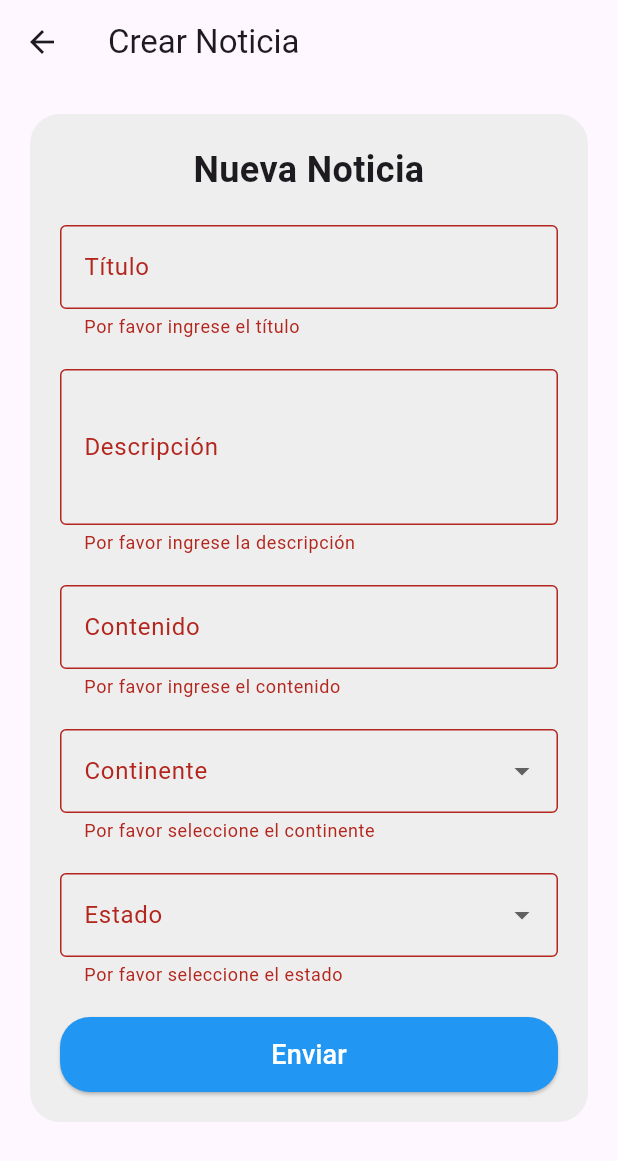
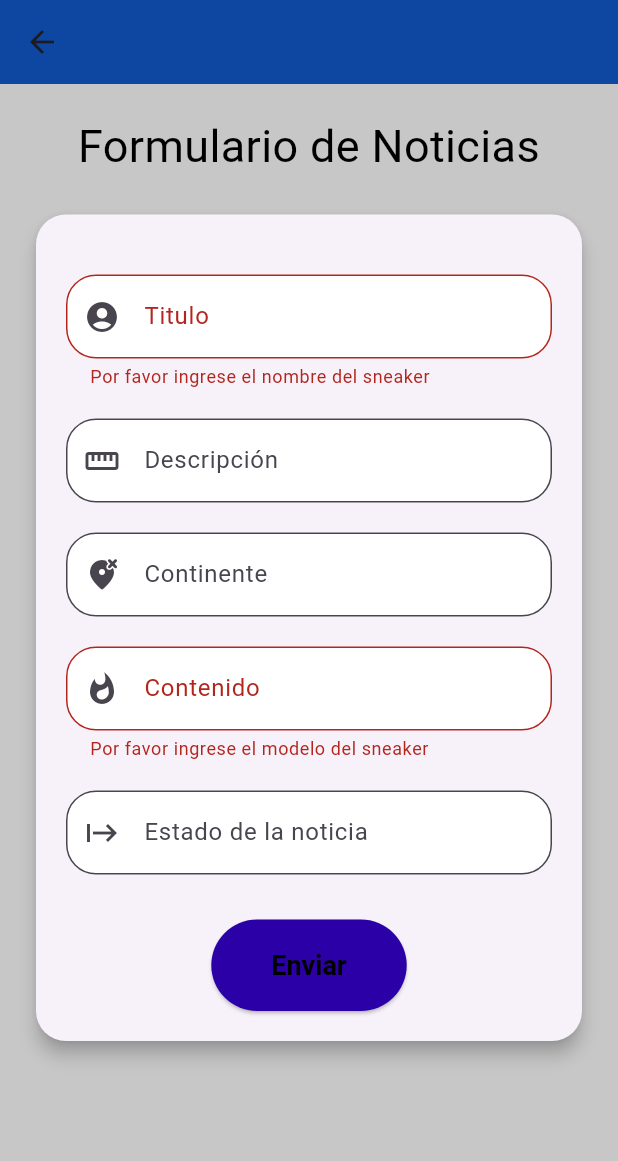
Before and after one commit to jjnr0203/futneet, a Flutter app: the CreateNewsScreen screen opened by its route, after a tap on "Enviar", on a phone screen of 412 x 824 dp. Shown: the top 1161 px of the screen. Run offline on Flutter 3.47's test engine with Material 3 defaults, Android fonts, the light colour scheme and no system bars; our stand-ins replace cloud_firestore, firebase_core; accounts and stored records are empty; Roboto replaces fonts that are missing (PoetsenOne-Regular).

Commit message:
Nuevas implementaciones

```diff
--- a/lib/add_news_page.dart
+++ b/lib/add_news_page.dart
@@ -1,197 +1,126 @@
+// ignore_for_file: avoid_print, duplicate_ignore, use_build_context_synchronously, sort_child_properties_last, unused_element
+
+import 'package:app1/firebase_service.dart';
 import 'package:flutter/material.dart';
 
-void main() {
-  runApp(MyApp());
-}
+class CreateNewsScreen extends StatefulWidget {
+  const CreateNewsScreen({super.key});
 
-class MyApp extends StatelessWidget {
   @override
-  Widget build(BuildContext context) {
-    return MaterialApp(
-      title: 'Crear Noticia',
-      theme: ThemeData(
-        primarySwatch: Colors.blue,
-      ),
-      home: CreateNewsScreen(),
-    );
-  }
-}
-
-class CreateNewsScreen extends StatefulWidget {
-  @override
-  _CreateNewsScreenState createState() => _CreateNewsScreenState();
+  State<CreateNewsScreen> createState() => _CreateNewsScreenState();
 }
 
 class _CreateNewsScreenState extends State<CreateNewsScreen> {
-  final List<String> continents = ['Asia', 'Europa', 'América'];
-  final List<String> states = ['Humo', 'Real', 'Rumor'];
-
-  String? selectedContinent;
-  String? selectedState;
-
-  String? title;
-  String? description;
-  String? content;
-
-  final GlobalKey<FormState> _formKey = GlobalKey<FormState>();
-
-  void _saveNews() {
-    if (_formKey.currentState!.validate()) {
-      // Aquí puedes implementar la lógica para guardar la noticia
-      // Por ejemplo, puedes enviar los datos a una base de datos o a un servicio web
-      print('Noticia guardada:');
-      print('Título: $title');
-      print('Descripción: $description');
-      print('Contenido: $content');
-      print('Continente: $selectedContinent');
-      print('Estado: $selectedState');
-      // Después de guardar la noticia, puedes redirigir al usuario al home
-      Navigator.pop(context); // Regresa a la pantalla anterior
-    }
-  }
+  final _formKey = GlobalKey<FormState>();
+  final TextEditingController _titleController = TextEditingController();
+  final TextEditingController _descriptionController = TextEditingController();
+  final TextEditingController _contentController = TextEditingController();
 
   @override
   Widget build(BuildContext context) {
     return Scaffold(
       appBar: AppBar(
-        title: Text('Crear Noticia'),
+         backgroundColor: const Color.fromRGBO(13, 71, 161, 1),
       ),
+      backgroundColor: Color.fromARGB(255, 199, 199, 199),
       body: SingleChildScrollView(
-        child: Center(
-          child: Padding(
-            padding: EdgeInsets.all(20.0),
-            child: Container(
-              padding: EdgeInsets.all(20.0),
-              decoration: BoxDecoration(
-                color: Colors.grey[200],
-                borderRadius: BorderRadius.circular(20.0),
-              ),
+        padding: const EdgeInsets.all(20.0),
+        child: Row(
+          crossAxisAlignment: CrossAxisAlignment.start,
+          children: [
+            Expanded(
+              flex: 3,
               child: Form(
                 key: _formKey,
                 child: Column(
-                  mainAxisSize: MainAxisSize.min,
-                  crossAxisAlignment: CrossAxisAlignment.stretch,
                   children: [
-                    Text(
-                      'Nueva Noticia',
+                    const Text(
+                      "Formulario de Noticias",
+                      style: TextStyle(
+                        fontFamily: "PoetsenOne-Regular",
+                        fontSize: 30.0,
+                        color: Colors.black,
+                      ),
                       textAlign: TextAlign.center,
-                      style: TextStyle(
-                        fontSize: 24.0,
-                        fontWeight: FontWeight.bold,
                     ),
+                    const SizedBox(height: 20),
+                    Card(
+                      shape: RoundedRectangleBorder(
+                        borderRadius: BorderRadius.circular(20.0),
                       ),
-                    SizedBox(height: 20.0),
-                    TextFormField(
-                      onChanged: (value) => title = value,
+                      elevation: 5,
+                      child: Padding(
+                        padding: const EdgeInsets.all(20.0),
+                        child: Column(
+                          children: [
+                            const SizedBox(height: 20),
+                            _buildTextField(
+                              controller: _titleController,
+                              labelText: 'Titulo',
+                              icon: Icons.account_circle,
                               validator: (value) {
                                 if (value == null || value.isEmpty) {
-                          return 'Por favor ingrese el título';
+                                  return 'Por favor ingrese el nombre del sneaker';
                                 }
                                 return null;
                               },
-                      decoration: InputDecoration(
-                        labelText: 'Título',
-                        border: OutlineInputBorder(),
                             ),
+                            const SizedBox(height: 20),
+                            _buildTextField(
+                              controller: _descriptionController,
+                              labelText: 'Descripción',
+                              icon: Icons.straighten,
+                              keyboardType: TextInputType.text,
                             ),
-                    SizedBox(height: 20.0),
-                    TextFormField(
-                      onChanged: (value) => description = value,
+                            const SizedBox(height: 20),
+                            _buildTextField(
+                              controller: _descriptionController,
+                              labelText: 'Continente',
+                              icon: Icons.wrong_location_rounded,
+                              keyboardType: TextInputType.text,
+                            ),
+                            const SizedBox(height: 20),
+                            _buildTextField(
+                              controller: _contentController,
+                              labelText: 'Contenido',
+                              icon: Icons.whatshot,
                               validator: (value) {
                                 if (value == null || value.isEmpty) {
-                          return 'Por favor ingrese la descripción';
+                                  return 'Por favor ingrese el modelo del sneaker';
                                 }
                                 return null;
                               },
-                      maxLines: 3,
-                      decoration: InputDecoration(
-                        labelText: 'Descripción',
-                        border: OutlineInputBorder(),
                             ),
+                            const SizedBox(height: 20),
+                            _buildTextField(
+                              controller: _contentController,
+                              labelText: 'Estado de la noticia',
+                              icon: Icons.start_outlined,
                             ),
-                    SizedBox(height: 20.0),
-                    TextFormField(
-                      onChanged: (value) => content = value,
-                      validator: (value) {
-                        if (value == null || value.isEmpty) {
-                          return 'Por favor ingrese el contenido';
+                            const SizedBox(height: 30),
+                            ElevatedButton(
+                              onPressed: () async{
+                                await addFutneet(_titleController.text);
+                                 // ignore: avoid_print
+                                 print('$_titleController');
+                                 print('$_descriptionController');
+                                 print('$_contentController');
+
+                                if (_formKey.currentState!.validate()) {
+                                  ScaffoldMessenger.of(context).showSnackBar(
+                                    const SnackBar(content: Text('Datos Enviados')),
+                                  );
+                                   Navigator.pushNamed(context, "/home");
                                 }
-                        return null;
                               },
-                      decoration: InputDecoration(
-                        labelText: 'Contenido',
-                        border: OutlineInputBorder(),
-                      ),
-                    ),
-                    SizedBox(height: 20.0),
-                    DropdownButtonFormField<String>(
-                      value: selectedContinent,
-                      items: continents.map((String continent) {
-                        return DropdownMenuItem<String>(
-                          value: continent,
-                          child: Text(continent),
-                        );
-                      }).toList(),
-                      onChanged: (value) {
-                        setState(() {
-                          selectedContinent = value;
-                        });
-                      },
-                      validator: (value) {
-                        if (value == null) {
-                          return 'Por favor seleccione el continente';
-                        }
-                        return null;
-                      },
-                      decoration: InputDecoration(
-                        labelText: 'Continente',
-                        border: OutlineInputBorder(),
-                      ),
-                    ),
-                    SizedBox(height: 20.0),
-                    DropdownButtonFormField<String>(
-                      value: selectedState,
-                      items: states.map((String state) {
-                        return DropdownMenuItem<String>(
-                          value: state,
-                          child: Text(state),
-                        );
-                      }).toList(),
-                      onChanged: (value) {
-                        setState(() {
-                          selectedState = value;
-                        });
-                      },
-                      validator: (value) {
-                        if (value == null) {
-                          return 'Por favor seleccione el estado';
-                        }
-                        return null;
-                      },
-                      decoration: InputDecoration(
-                        labelText: 'Estado',
-                        border: OutlineInputBorder(),
-                      ),
-                    ),
-                    SizedBox(height: 20.0),
-                    ElevatedButton(
-                      onPressed: _saveNews,
+                              child: const Text('Enviar'),
                               style: ElevatedButton.styleFrom(
-                        backgroundColor: Colors.blue,
-                        padding: EdgeInsets.symmetric(
-                          vertical: 12.0,
-                          horizontal: 24.0,
-                        ),
-                        shape: RoundedRectangleBorder(
-                          borderRadius: BorderRadius.circular(20),
-                        ),
-                      ),
-                      child: Text(
-                        'Enviar',
-                        style: TextStyle(
-                          color: Colors.white,
-                          fontSize: 18.0,
-
+                                backgroundColor: Color.fromARGB(255, 44, 0, 167),
+                                foregroundColor: Colors.black,
+                                padding: const EdgeInsets.symmetric(horizontal: 40, vertical: 20),
+                                textStyle: const TextStyle(
+                                  fontSize: 18,
+                                  fontWeight: FontWeight.bold,
                                 ),
                               ),
                             ),
@@ -199,9 +128,64 @@
                         ),
                       ),
                     ),
+                  ],
                 ),
+              ),
+            ),
+          ],
         ),
       ),
     );
   }
+
+  Widget _buildTextField({
+    required TextEditingController controller,
+    required String labelText,
+    required IconData icon,
+    TextInputType keyboardType = TextInputType.text,
+    String? Function(String?)? validator,
+  }) {
+    return TextFormField(
+      controller: controller,
+      keyboardType: keyboardType,
+      decoration: InputDecoration(
+        labelText: labelText,
+        prefixIcon: Icon(icon),
+        border: OutlineInputBorder(
+          borderRadius: BorderRadius.circular(20.0),
+        ),
+        filled: true,
+        fillColor: Colors.white,
+      ),
+      validator: validator,
+    );
   }
+
+  Widget _buildDropdownButtonFormField({
+    required String? value,
+    required String labelText,
+    required IconData icon,
+    required List<String> items,
+    required ValueChanged<String?> onChanged,
+    String? Function(String?)? validator,
+  }) {
+    return DropdownButtonFormField<String>(
+      value: value,
+      decoration: InputDecoration(
+        labelText: labelText,
+        prefixIcon: Icon(icon),
+        border: OutlineInputBorder(
+          borderRadius: BorderRadius.circular(20.0),
+        ),
+        filled: true,
+        fillColor: Colors.white,
+      ),
+      items: items.map((label) => DropdownMenuItem(
+        child: Text(label),
+        value: label,
+      )).toList(),
+      onChanged: onChanged,
+      validator: validator,
+    );
+  }
+}
--- a/lib/charging_page.dart
+++ b/lib/charging_page.dart
@@ -13,7 +13,7 @@
     return Scaffold(
       appBar: AppBar(
         title: const Text(""),
-        backgroundColor: Colors.blue[900], // Cambio de color a azul marino
+        backgroundColor: const Color.fromRGBO(13, 71, 161, 1), // Cambio de color a azul marino
       ),
       backgroundColor:  const Color.fromARGB(255, 13, 71, 161), // Cambio de color a azul marino
       body: Center(
@@ -59,7 +59,7 @@
             ),
             const SizedBox(height: 20),
             const Text(
-              "Bienvenidos a We Got Kicks",
+              "Bienvenidos a Futneet",
               style: TextStyle(
                 fontFamily: "PoetsenOne-Regular",
                 fontSize: 40.0,
@@ -69,7 +69,7 @@
             ),
             const SizedBox(height: 20),
             const Text(
-              "Los sneakers no son solo zapatos, son una declaración.- Michael Jordan",
+              "El sitio oficial del hincha, el empalador, el loco baldeón",
               style: TextStyle(
                 fontFamily: "Georgia",
                 fontSize: 18.0,
--- a/lib/new_page.dart
+++ b/lib/new_page.dart
@@ -1,13 +1,15 @@
 import 'package:flutter/material.dart';
 
 class NewsPage extends StatelessWidget {
+  const NewsPage({super.key});
+
   @override
   Widget build(BuildContext context) {
     return Scaffold(
       appBar: AppBar(
-        title: Text('Noticias'),
+        title: const Text('Noticias'),
       ),
-      body: Center(
+      body: const Center(
         child: Text('Listado de noticias aquí'),
       ),
     );
```
Also changed, not shown: lib/edit.dart (added, +46 -0 lines), lib/firebase_service.dart (added, +29 -0 lines), lib/home_page.dart (+42 -30 lines), lib/list.dart (added, +105 -0 lines), lib/login_page.dart (+8 -7 lines), lib/main.dart (+21 -10 lines), pubspec.yaml (+16 -11 lines), firebase.json (added), fonts/OFL.ttf (added), fonts/PoetsenOne-Regular.ttf (added), images/copa.jpg (added), images/jugadores.jpg (added), images/kante.jpeg (added), images/kante.jpg (added), 4 more files, 9 other files. Lines whose indentation alone changed are shown as unchanged.
